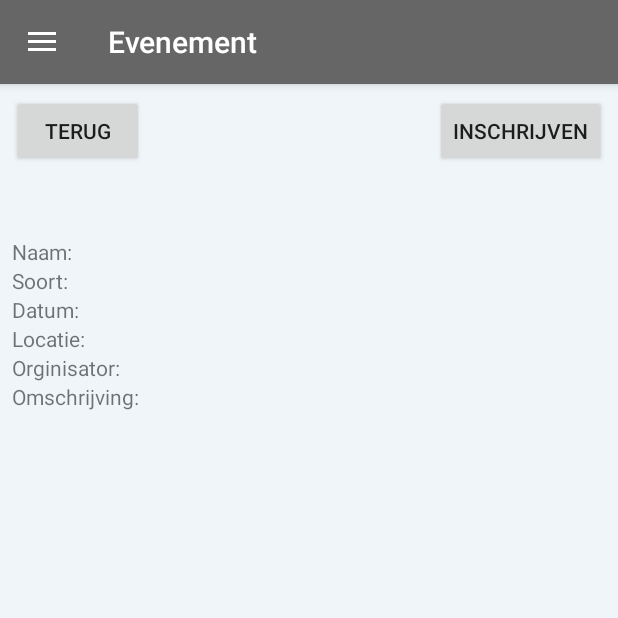
After one commit to sdenboer/bp3, an Android app: the fragment EventPage placed in its activity, on a phone screen of 412 x 824 dp, the top half of it. The commit adds this screen. Run offline under Robolectric (Android 15) with nearby library versions, the phone set to English and light mode, and no system bars; our stand-ins replace Volley, data binding; 1 statement that could not run was skipped.

Commit message:
Save 2 april

```diff
--- /dev/null
+++ b/app/src/main/java/com/example/bp3/views/fragments/Event/EventPage.java
@@ -0,0 +1,49 @@
+package com.example.bp3.views.fragments.Event;
+
+import android.os.Bundle;
+import android.support.v4.app.Fragment;
+import android.support.v4.app.FragmentTransaction;
+import android.view.LayoutInflater;
+import android.view.View;
+import android.view.ViewGroup;
+import android.widget.Button;
+
+import com.example.bp3.R;
+import com.example.bp3.service.models.AanbodEvent;
+import com.example.bp3.views.fragmentsHelpers.ViewFragment;
+
+
+public class EventPage extends ViewFragment{
+    AanbodEvent event;
+
+    @Override
+    public View onCreateView(LayoutInflater inflater, ViewGroup container, Bundle savedInstanceState) {
+        View view = inflater.inflate(R.layout.fragment_eventpage, container, false);
+
+        Button btnTerug = (Button) view.findViewById(R.id.EventBtnTerug);
+        Button btnInschrijf = (Button) view.findViewById(R.id.EventbtnInschrijf);
+        event = (AanbodEvent) getArguments().getSerializable("event");
+
+        //code
+
+        //code
+
+        btnTerug.setOnClickListener(v -> {
+            FragmentTransaction t = this.getFragmentManager().beginTransaction();
+            Fragment frag = new Event();
+            t.replace(R.id.fragment_container, frag);
+            t.commit();
+        });
+
+        btnInschrijf.setOnClickListener(v -> {
+            //code
+            System.out.println(event.getNaam());
+        });
+        return view;
+    }
+
+    @Override
+    public int title() {
+        return R.string.event_page;
+    }
+}
--- a/app/src/main/java/com/example/bp3/views/fragments/Event_Aanvragen.java
+++ b/app/src/main/java/com/example/bp3/views/fragments/Event/Event_Aanvragen.java
@@ -1,4 +1,4 @@
-package com.example.bp3.views.fragments;
+package com.example.bp3.views.fragments.Event;
 
 
 import android.os.Bundle;
--- a/app/src/main/res/layout/fragment_event.xml
+++ b/app/src/main/res/layout/fragment_event.xml
@@ -3,7 +3,7 @@
     xmlns:tools="http://schemas.android.com/tools"
     android:layout_width="match_parent"
     android:layout_height="match_parent"
-    tools:context=".views.fragments.Event">
+    tools:context=".views.fragments.Event.Event">
 
     <android.support.v7.widget.RecyclerView
         android:id="@+id/my_recycler_view"
--- a/app/src/main/res/layout/fragment_event__aanvragen.xml
+++ b/app/src/main/res/layout/fragment_event__aanvragen.xml
@@ -3,7 +3,7 @@
     xmlns:tools="http://schemas.android.com/tools"
     android:layout_width="match_parent"
     android:layout_height="match_parent"
-    tools:context=".views.fragments.Event_Aanvragen">
+    tools:context=".views.fragments.Event.Event_Aanvragen">
 
     <TextView
         android:layout_width="wrap_content"
--- /dev/null
+++ b/app/src/main/res/layout/fragment_eventpage.xml
@@ -0,0 +1,97 @@
+<?xml version="1.0" encoding="utf-8"?>
+<android.support.constraint.ConstraintLayout
+    xmlns:android="http://schemas.android.com/apk/res/android"
+    xmlns:app="http://schemas.android.com/apk/res-auto"
+    xmlns:tools="http://schemas.android.com/tools"
+    android:layout_width="match_parent"
+    android:layout_height="match_parent">
+
+    <Button
+        android:id="@+id/EventBtnTerug"
+        android:layout_width="wrap_content"
+        android:layout_height="wrap_content"
+        android:layout_marginStart="8dp"
+        android:layout_marginTop="8dp"
+        android:text= "@string/event_terugbtn"
+        app:layout_constraintStart_toStartOf="parent"
+        app:layout_constraintTop_toTopOf="parent" />
+
+    <Button
+        android:id="@+id/EventbtnInschrijf"
+        android:layout_width="wrap_content"
+        android:layout_height="wrap_content"
+        android:layout_marginTop="8dp"
+        android:layout_marginEnd="8dp"
+        android:text="@string/event_inschrijfbtn"
+        app:layout_constraintEnd_toEndOf="parent"
+        app:layout_constraintTop_toTopOf="parent" />
+
+    <GridLayout
+        android:layout_width="match_parent"
+        android:layout_height="563dp"
+        android:layout_marginStart="8dp"
+        android:layout_marginTop="8dp"
+        android:layout_marginEnd="8dp"
+        android:layout_marginBottom="8dp"
+        app:layout_constraintBottom_toBottomOf="parent"
+        app:layout_constraintEnd_toEndOf="parent"
+        app:layout_constraintStart_toStartOf="parent"
+        app:layout_constraintTop_toTopOf="parent">
+
+        <TextView
+            android:id="@+id/textNaam"
+            android:layout_width="wrap_content"
+            android:layout_height="wrap_content"
+            android:text="@string/eventpage_naam"
+            />
+
+        <TextView
+            android:id="@+id/textSoort"
+            android:layout_width="wrap_content"
+            android:layout_height="wrap_content"
+            android:layout_row="1"
+            android:layout_column="0"
+            android:text="@string/eventpage_soort"
+            />
+
+        <TextView
+            android:id="@+id/textDatum"
+            android:layout_width="wrap_content"
+            android:layout_height="wrap_content"
+            android:layout_row="2"
+            android:layout_column="0"
+            android:text="@string/eventpage_datum"
+
+            />
+
+        <TextView
+            android:id="@+id/textLocatie"
+            android:layout_width="wrap_content"
+            android:layout_height="wrap_content"
+            android:layout_row="3"
+            android:layout_column="0"
+            android:text="@string/eventpage_Locatie"
+
+            />
+
+        <TextView
+            android:id="@+id/textContactP"
+            android:layout_width="wrap_content"
+            android:layout_height="wrap_content"
+            android:layout_row="4"
+            android:layout_column="0"
+            android:text="@string/eventpage_contact"
+            />
+
+
+        <TextView
+            android:id="@+id/textOmschrijving"
+            android:layout_width="wrap_content"
+            android:layout_height="wrap_content"
+            android:layout_row="5"
+            android:layout_column="0"
+            android:text="@string/eventpage_omschrijving"
+            />
+
+    </GridLayout>
+</android.support.constraint.ConstraintLayout>
--- a/app/src/main/res/values/strings.xml
+++ b/app/src/main/res/values/strings.xml
@@ -35,6 +35,16 @@
     <!-- EVENTS-->
     <string name="events_event">Events</string>
     <string name="event_aanvragen">Events Aanvragen</string>
+    <string name="event_page">Evenement</string>
+    <string name="event_terugbtn">Terug</string>
+    <string name="event_inschrijfbtn">Inschrijven</string>
+    <string name="eventpage_naam">Naam: </string>
+    <string name="eventpage_soort">Soort: </string>
+    <string name="eventpage_datum">Datum: </string>
+    <string name="eventpage_Locatie">Locatie: </string>
+    <string name="eventpage_contact">Orginisator: </string>
+    <string name="eventpage_omschrijving">Omschrijving: </string>
+
 
     <!-- TODO: Remove or change this placeholder text -->
     <string name="hello_blank_fragment">Hello blank fragment</string>
```
Also changed, not shown: app/src/main/java/com/example/bp3/MainActivity.java (+2 -13 lines), app/src/main/java/com/example/bp3/service/models/AanbodEvent.java (+12 -4 lines), app/src/main/java/com/example/bp3/service/repository/EventRepository.java (added, +32 -0 lines), app/src/main/java/com/example/bp3/viewmodels/EventViewModel.java (deleted, +0 -68 lines), app/src/main/java/com/example/bp3/views/fragments/Event/Event.java (renamed from app/src/main/java/com/example/bp3/views/fragments/Event.java, +53 -8 lines).
